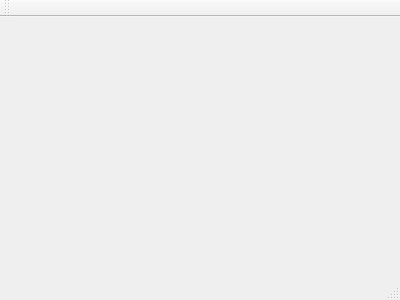
Qt form demo/TouchMonitor/mainwindow.ui (AbelTian/LibQQt) before a commit.
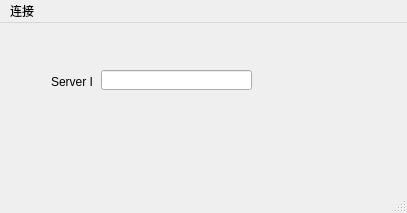
The same form after that commit. The open tabs and pages were chosen to show the change.

Diff of the .ui file:
```diff
--- a/demo/TouchMonitor/mainwindow.ui
+++ b/demo/TouchMonitor/mainwindow.ui
@@ -1,24 +1,106 @@
 <ui version="4.0">
  <class>MainWindow</class>
- <widget class="QMainWindow" name="MainWindow" >
-  <property name="geometry" >
+ <widget class="QMainWindow" name="MainWindow">
+  <property name="geometry">
    <rect>
     <x>0</x>
     <y>0</y>
-    <width>400</width>
-    <height>300</height>
+    <width>407</width>
+    <height>213</height>
    </rect>
   </property>
   <property name="windowTitle" >
    <string>MainWindow</string>
   </property>
-  <widget class="QMenuBar" name="menuBar" />
-  <widget class="QToolBar" name="mainToolBar" />
-  <widget class="QWidget" name="centralWidget" />
-  <widget class="QStatusBar" name="statusBar" />
+  <widget class="QWidget" name="centralWidget">
+   <layout class="QHBoxLayout" name="horizontalLayout">
+    <item>
+     <widget class="QStackedWidget" name="stackedWidget">
+      <property name="currentIndex">
+       <number>0</number>
+      </property>
+      <widget class="QWidget" name="page"/>
+      <widget class="QWidget" name="page_2">
+       <widget class="QLineEdit" name="lineEdit">
+        <property name="geometry">
+         <rect>
+          <x>90</x>
+          <y>36</y>
+          <width>151</width>
+          <height>20</height>
+         </rect>
+        </property>
+       </widget>
+       <widget class="QLabel" name="label">
+        <property name="geometry">
+         <rect>
+          <x>40</x>
+          <y>40</y>
+          <width>41</width>
+          <height>16</height>
+         </rect>
+        </property>
+        <property name="text">
+         <string>Server IP</string>
+        </property>
+       </widget>
+      </widget>
+     </widget>
+    </item>
+   </layout>
+  </widget>
+  <widget class="QMenuBar" name="menuBar">
+   <property name="geometry">
+    <rect>
+     <x>0</x>
+     <y>0</y>
+     <width>407</width>
+     <height>17</height>
+    </rect>
+   </property>
+   <widget class="QMenu" name="menu">
+    <property name="title">
+     <string>连接</string>
+    </property>
+    <addaction name="actionConnect"/>
+    <addaction name="actionDisconnect"/>
+    <addaction name="actionServer_IP"/>
+   </widget>
+   <addaction name="menu"/>
+  </widget>
+  <widget class="QStatusBar" name="statusBar"/>
+  <action name="actionConnect">
+   <property name="text">
+    <string>Start</string>
+   </property>
+  </action>
+  <action name="actionDisconnect">
+   <property name="text">
+    <string>Stop</string>
+   </property>
+  </action>
+  <action name="actionIP">
+   <property name="text">
+    <string>Server IP</string>
+   </property>
+  </action>
+  <action name="actionServer_IP">
+   <property name="text">
+    <string>Server IP</string>
+   </property>
+  </action>
+  <action name="actionStart">
+   <property name="text">
+    <string>Start</string>
+   </property>
+  </action>
+  <action name="actionStop">
+   <property name="text">
+    <string>Stop</string>
+   </property>
+  </action>
  </widget>
- <layoutDefault spacing="6" margin="11" />
- <pixmapfunction></pixmapfunction>
+ <layoutdefault spacing="6" margin="11"/>
  <resources/>
  <connections/>
 </ui>
```
Left out of the diff: 3 changed lines with no effect on the pictures.
